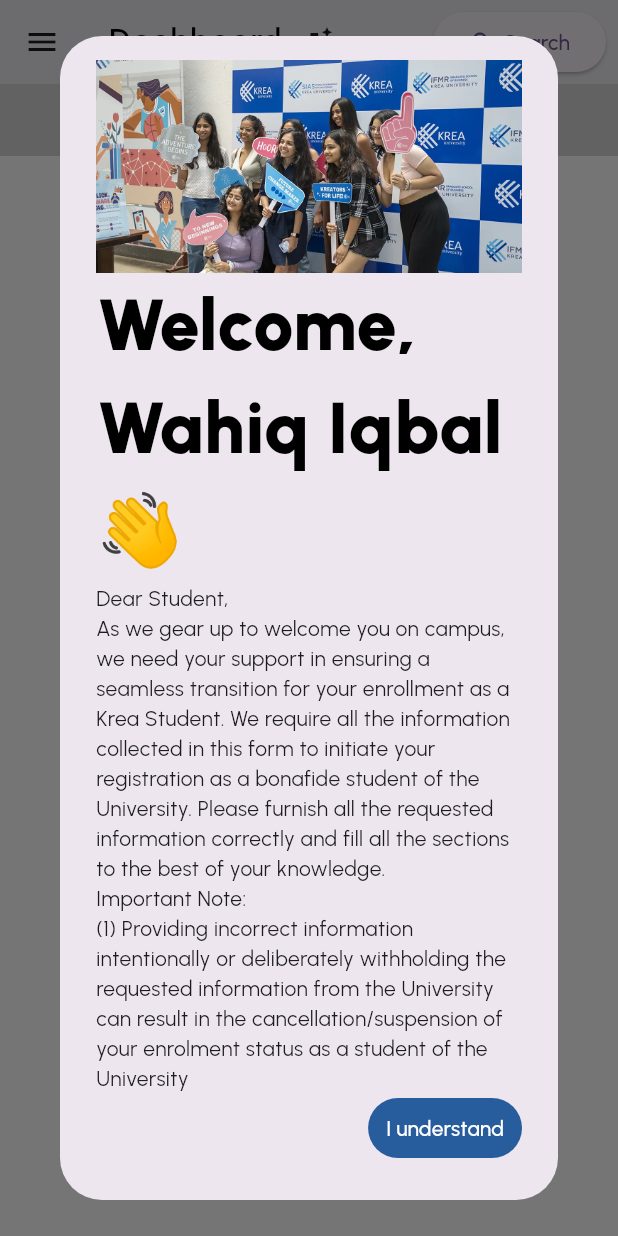
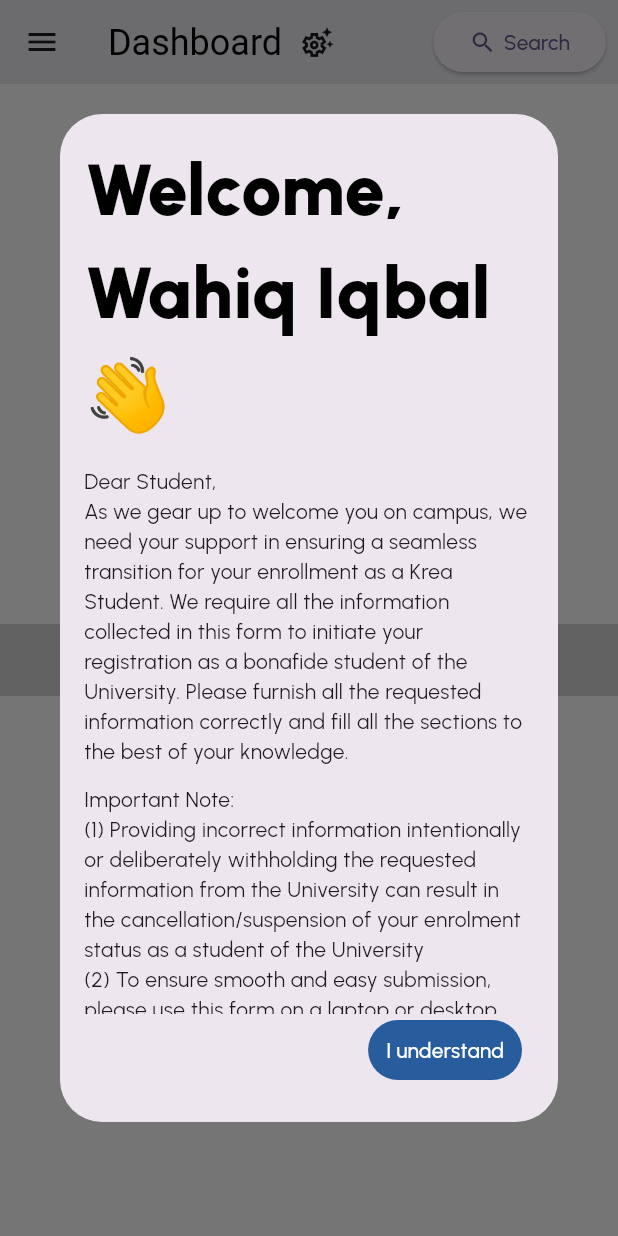
Before and after one commit to YeshwanthVandrapu/erp_dev, a Flutter app: the screen it shows after launch, on a phone screen of 412 x 824 dp. Run offline on Flutter 3.47's test engine with Material 3 defaults, Android fonts, the phone set to English and light mode, and no system bars; our stand-ins replace get, google_fonts; missing offline and left inert: responsive_ui.

Commit message:
altering responsive skeleton of homepage

```diff
--- a/lib/main.dart
+++ b/lib/main.dart
@@ -47,9 +47,9 @@
     return SafeArea(
       child: Row(
         children: <Widget>[
-          sWidth > 600 ? const MenuView() : Container(),
+          sWidth > 600 ? const MenuView() : const SizedBox.shrink(),
           const Expanded(
-            flex: 5,
+            // flex: 5,
             child: NewHomeBody(),
           ),
         ],
--- a/lib/pages/home/view.dart
+++ b/lib/pages/home/view.dart
@@ -111,110 +111,81 @@
               ),
             )
           : null,
-      body: SingleChildScrollView(
+      body: Center(
+        child: Container(
+          constraints: const BoxConstraints(maxWidth: 1600),
+          child: SingleChildScrollView(
             child: Responsive(
-          // crossAxisAlignment = WrapCrossAlignment.start,
-          runSpacing: 50,
+              alignment: WrapAlignment.center,
+              // crossAxisAlignment: WrapCrossAlignment.start,
+              runSpacing: 24,
               children: <Widget>[
                 Div(
                   divison: const Division(
                     colXL: 6,
                     colL: 10,
-                colXS: 10,
-                offsetXL: 1,
-                offsetL: 1,
-                offsetM: 1,
-                offsetS: 1,
-                offsetXS: 1,
+                    colM: 12,
+                    // colXS: 10,
                   ),
-              child: Column(
-                children: [
-                  Container(
-                    margin: const EdgeInsets.only(top: 40, bottom: 40),
+                  child: Padding(
+                    padding: const EdgeInsets.all(12.0),
+                    child: Container(
+                      // margin: const EdgeInsets.only(top: 40, bottom: 40),
                       decoration: BoxDecoration(
                         color: const Color.fromARGB(255, 189, 226, 238),
                         borderRadius: BorderRadius.circular(8),
                       ),
-                    constraints:
-                        const BoxConstraints(maxHeight: 300, minHeight: 270),
+                      constraints: BoxConstraints(
+                          maxHeight: sWidth > 540 ? 300 : 350, minHeight: 270),
                       child: const WelcomeCard(),
                     ),
-                  // const Cardgrid(),
-                  // Container(
-                  //   margin: const EdgeInsets.only(top: 40, bottom: 40),
-                  //   decoration: BoxDecoration(
-                  //       color: const Color.fromARGB(255, 189, 226, 238),
-                  //       borderRadius: BorderRadius.circular(8),
-                  //       border: Border.all(width: 1, color: Colors.grey)),
-                  //   constraints: const BoxConstraints(maxHeight: 300),
-                  //   child: const TaskListCard(),
-                  // ),
-
-                  // Container(
-                  //   constraints:
-                  //       const BoxConstraints(maxWidth: 400, maxHeight: 400),
-                  //   child: const StudentCard(),
-                  // ),
-                  const Div(
-                    child: Responsive(
-                      children: [
-                        Div(
-                            divison: Division(colXL: 5, colL: 5),
-                            child: Placeholder()),
-                        SizedBox(
-                          width: 20,
                   ),
-                        Div(
-                            divison: Division(colXL: 5, colL: 5),
-                            child: UpcomingSchedule()),
-                      ],
-                    ),
-                  ),
-
-                  const SizedBox(
-                    height: 40,
-                  ),
-                  Container(
-                      constraints:
-                          BoxConstraints(maxHeight: 500, maxWidth: Get.width),
-                      child: const CustomCarousel()),
-                ],
-              ),
-            ),
-            const SizedBox(
-              width: 40,
                 ),
                 Div(
                   divison: const Division(
                     colXL: 4,
                     colL: 10,
-                colXS: 10,
-                // offsetXL: 1,
-                offsetL: 1,
-                offsetM: 1,
-                offsetS: 1,
-                offsetXS: 1,
+                    colM: 12,
+                    // colXS: 10,
                   ),
-              child: Column(
-                children: [
-                  Container(
-                    margin: const EdgeInsets.only(top: 40, bottom: 40),
+                  child: Padding(
+                    padding: const EdgeInsets.all(12.0),
+                    child: Container(
+                      // margin: const EdgeInsets.only(bottom: 40),
                       constraints: const BoxConstraints(maxHeight: 300),
                       child: const QuickLinks(),
                     ),
-                  // Container(
-                  //   margin: const EdgeInsets.only(top: 40, bottom: 40),
-                  //   constraints:
-                  //       const BoxConstraints(maxHeight: 500, maxWidth: 500),
-                  //   child: const CalenderCard(),
-                  // ),
-                  // const UpcomingSchedule(),
-                  const StudentBuddiesCard(),
-                  // const Test(),
+                  ),
+                ),
+                const Div(
+                    divison: Division(colXL: 3, colL: 5, colM: 10),
+                    child: Padding(
+                      padding: EdgeInsets.all(12.0),
+                      child: Placeholder(),
+                    )),
+                const Div(
+                    divison: Division(colXL: 3, colL: 5, colM: 10),
+                    child: UpcomingSchedule()),
+                const SizedBox(
+                  height: 40,
+                ),
+                const Div(
+                  divison: Division(
+                    colXL: 4,
+                    colL: 10,
+                    colM: 12,
+                  ),
+                  child: StudentBuddiesCard(),
+                ),
+                Div(
+                  child: Container(
+                      constraints:
+                          BoxConstraints(maxHeight: 500, maxWidth: Get.width),
+                      child: const CustomCarousel()),
+                ),
               ],
             ),
           ),
-          ],
         ),
       ),
     );
@@ -231,10 +202,37 @@
         context: context,
         builder: (BuildContext context) {
           return AlertDialog(
-            content: Column(
+            contentPadding: const EdgeInsets.all(0),
+            content: Container(
+              decoration:
+                  BoxDecoration(borderRadius: BorderRadius.circular(10)),
+              width: 750,
+              height: 600,
+              child: SingleChildScrollView(
+                child: Column(
                   children: [
-                Image.asset("res/images/homepagePopup.png"),
+                    Get.width < 500
+                        ? const SizedBox.shrink()
+                        : ClipRRect(
+                            borderRadius: const BorderRadius.only(
+                              topLeft: Radius.circular(20),
+                              topRight: Radius.circular(20),
+                            ),
+                            child: SizedBox(
+                              height: 360,
+                              child: Image.asset(
+                                "res/images/homepagePopup.png",
+                                height: 672,
+                                width: 1344,
+                                fit: BoxFit.fitWidth,
+                              ),
+                            ),
+                          ),
                     // const Image(image: AssetImage("res/images/homepagePopup.png")),
+                    Padding(
+                      padding: const EdgeInsets.all(16.0),
+                      child: Column(
+                        children: [
                           Text(
                             "Welcome, Wahiq Iqbal 👋",
                             style: DefaultTextStyle.of(context)
@@ -242,8 +240,12 @@
                                 .apply(fontSizeFactor: 1)
                                 .copyWith(
                                     color: Colors.black,
-                          fontFamily: GoogleFonts.urbanist().fontFamily,
+                                    fontFamily:
+                                        GoogleFonts.urbanist().fontFamily,
                                     decoration: TextDecoration.none),
+                          ),
+                          const SizedBox(
+                            height: 12,
                           ),
                           const Column(
                             crossAxisAlignment: CrossAxisAlignment.start,
@@ -251,6 +253,9 @@
                               Text("Dear Student,"),
                               Text(
                                   "As we gear up to welcome you on campus, we need your support in ensuring a seamless transition for your enrollment as a Krea Student. We require all the information collected in this form to initiate your registration as a bonafide student of the University. Please furnish all the requested information correctly and fill all the sections to the best of your knowledge."),
+                              SizedBox(
+                                height: 12,
+                              ),
                               Text("Important Note: "),
                               Text(
                                   "(1) Providing incorrect information intentionally or deliberately withholding the requested information from the University can result in the cancellation/suspension of your enrolment status as a student of the University"),
@@ -262,11 +267,17 @@
                                         "(3) The last deadline to update all the requested information is  "),
                                 TextSpan(
                                     text: "22nd July 2024",
-                          style: TextStyle(fontWeight: FontWeight.bold))
+                                    style:
+                                        TextStyle(fontWeight: FontWeight.bold))
                               ]))
                             ],
+                          ),
+                        ],
+                      ),
                     )
                   ],
+                ),
+              ),
             ),
             actions: [
               TextButton(
@@ -282,7 +293,6 @@
                 ),
               ),
             ],
-            scrollable: true,
           );
         },
       );
--- a/lib/pages/home/widgets/home_schedule/controller.dart
+++ b/lib/pages/home/widgets/home_schedule/controller.dart
@@ -19,9 +19,4 @@
     }
     update();
   }
-
-  void addEvent() {
-    addingEvent = true;
-    update();
-  }
 }
```
Also changed, not shown: lib/pages/home/widgets/home_schedule/view.dart (+35 -6 lines), lib/pages/home/widgets/home_student_buddy/view.dart (+8 -8 lines), lib/pages/home/widgets/welcome_widget.dart (+4 -3 lines). Lines whose indentation alone changed are shown as unchanged.
